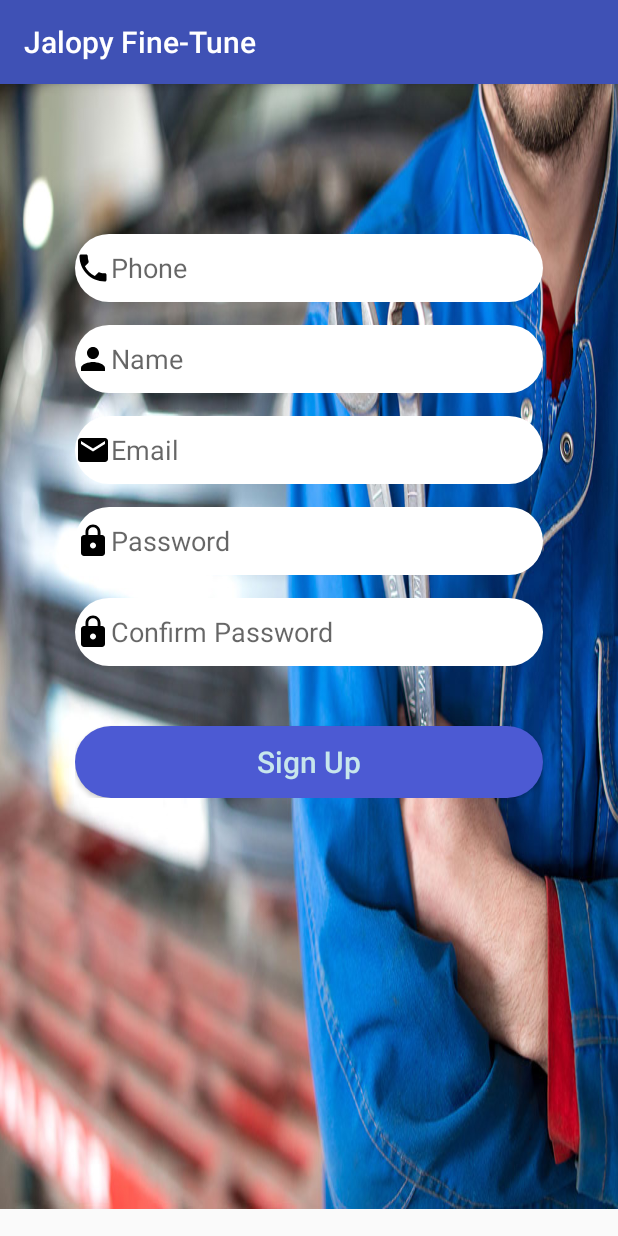
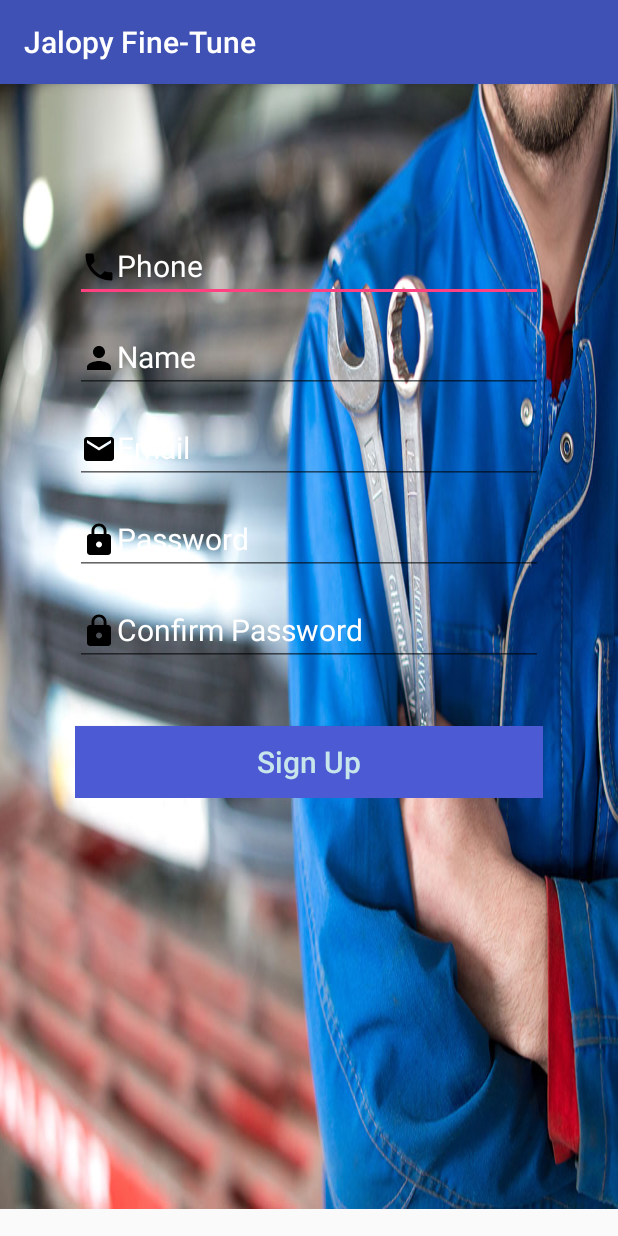
Before and after one commit to Itians786/Final-Year-Project, an Android app: the screen it shows after launch (SignUp), after a tap on "Sign Up", on a phone screen of 412 x 824 dp. Run offline under Robolectric (Android 15) with nearby library versions, the phone set to English and light mode, and no system bars; our stand-ins replace Firebase (no records; nobody signed in at launch, a user with empty details on screens opened directly).

```diff
--- a/app/src/main/java/com/example/jalopyfine_tune/SignUp.java
+++ b/app/src/main/java/com/example/jalopyfine_tune/SignUp.java
@@ -120,11 +120,6 @@ public class SignUp extends AppCompatActivity {
         });
     }
 
-        public void register ()
-        {
-
-
-        }
 
 
         public boolean validate ()
--- a/app/src/main/java/com/example/jalopyfine_tune/tabpagerAdapter.java
+++ b/app/src/main/java/com/example/jalopyfine_tune/tabpagerAdapter.java
@@ -13,6 +13,7 @@ public class tabpagerAdapter extends FragmentStatePagerAdapter {
     public tabpagerAdapter(FragmentManager fm) {
         super(fm);
     }
+
 
     @Override
     public CharSequence getPageTitle(int position) {
--- a/app/src/main/res/drawable/button_round.xml
+++ b/app/src/main/res/drawable/button_round.xml
@@ -3,5 +3,5 @@
     android:shape="rectangle"
     >
 <solid android:color="#4C5AD3"/>
-    <corners android:radius="30dp"/>
+    <corners android:radius="0dp"/>
 </shape>
--- a/app/src/main/res/layout/activity_sign_up.xml
+++ b/app/src/main/res/layout/activity_sign_up.xml
@@ -27,8 +27,10 @@
                 android:ems="10"
                 android:hint="Phone"
                 android:inputType="phone"
-                android:background="@drawable/edit_round"
                 android:drawableLeft="@drawable/ic_call_black_24dp"
+                android:textColor="#C7E6EC"
+                android:textSize="20dp"
+                android:textColorHint="#ffffff"
                 />
 
             <EditText
@@ -39,8 +41,10 @@
                 android:ems="10"
                 android:hint="Name"
                 android:inputType="textPersonName"
-                android:background="@drawable/edit_round"
                 android:drawableLeft="@drawable/ic_person_black_24dp"
+                android:textColor="#C7E6EC"
+                android:textSize="20dp"
+                android:textColorHint="#ffffff"
                 />
 
             <EditText
@@ -52,8 +56,10 @@
                 android:ems="10"
                 android:hint="Email"
                 android:inputType="textEmailAddress"
-                android:background="@drawable/edit_round"
                 android:drawableLeft="@drawable/ic_email_black_24dp"
+                android:textColor="#C7E6EC"
+                android:textSize="20dp"
+                android:textColorHint="#ffffff"
                 />
 
 
@@ -62,12 +68,13 @@
                 android:layout_width="match_parent"
                 android:layout_height="45dp"
                 android:layout_marginTop="15dp"
-                android:background="@drawable/edit_round"
                 android:drawableLeft="@drawable/ic_lock_black_24dp"
                 android:ems="10"
                 android:hint="Password"
                 android:inputType="textPassword"
-
+                android:textColor="#C7E6EC"
+                android:textSize="20dp"
+                android:textColorHint="#ffffff"
 
                 />
 
@@ -76,11 +83,13 @@
                 android:layout_width="match_parent"
                 android:layout_height="45dp"
                 android:layout_marginTop="15dp"
-                android:background="@drawable/edit_round"
                 android:drawableLeft="@drawable/ic_lock_black_24dp"
                 android:ems="10"
                 android:hint="Confirm Password"
                 android:inputType="textPassword"
+                android:textColor="#C7E6EC"
+                android:textSize="20dp"
+                android:textColorHint="#ffffff"
                 />
 
             <Button
--- a/app/src/main/res/layout/bike.xml
+++ b/app/src/main/res/layout/bike.xml
@@ -27,6 +27,7 @@
         android:textColor="#ffffff"
         android:background="@drawable/button_round"
         android:layout_marginLeft="20dp"
+
         />
 
     <Button
```
Also changed, not shown: app/src/main/res/layout/activity_main.xml (+7 -7 lines), app/src/main/res/layout/activity_sign_in.xml (+8 -3 lines), 1 other file.
